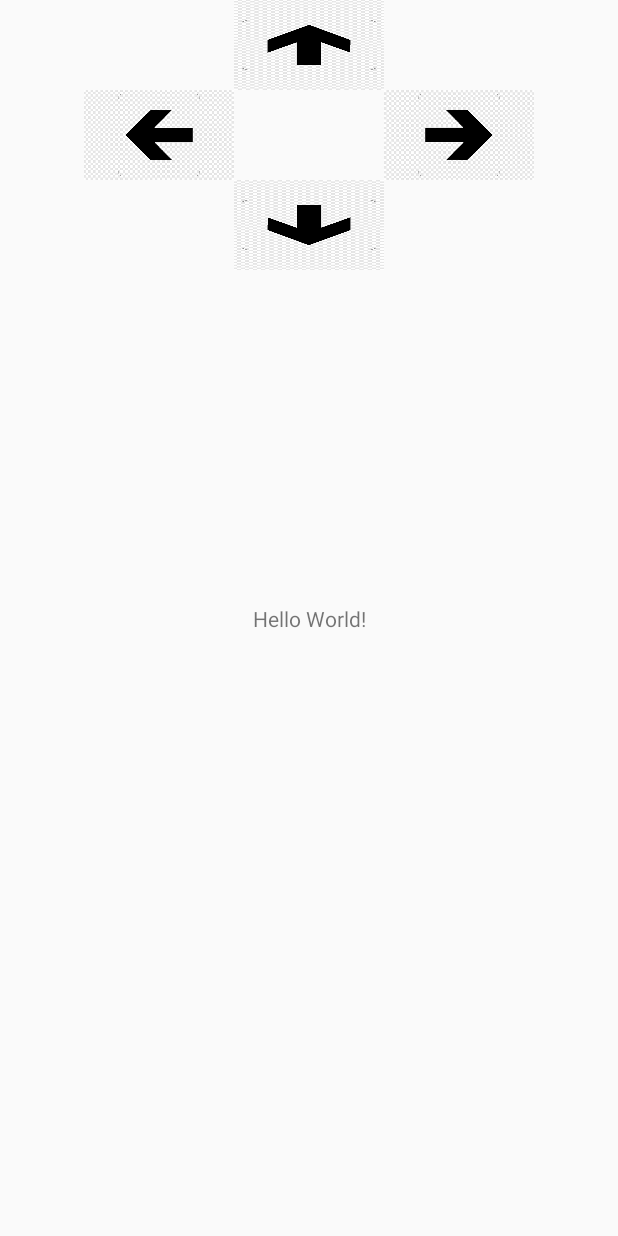
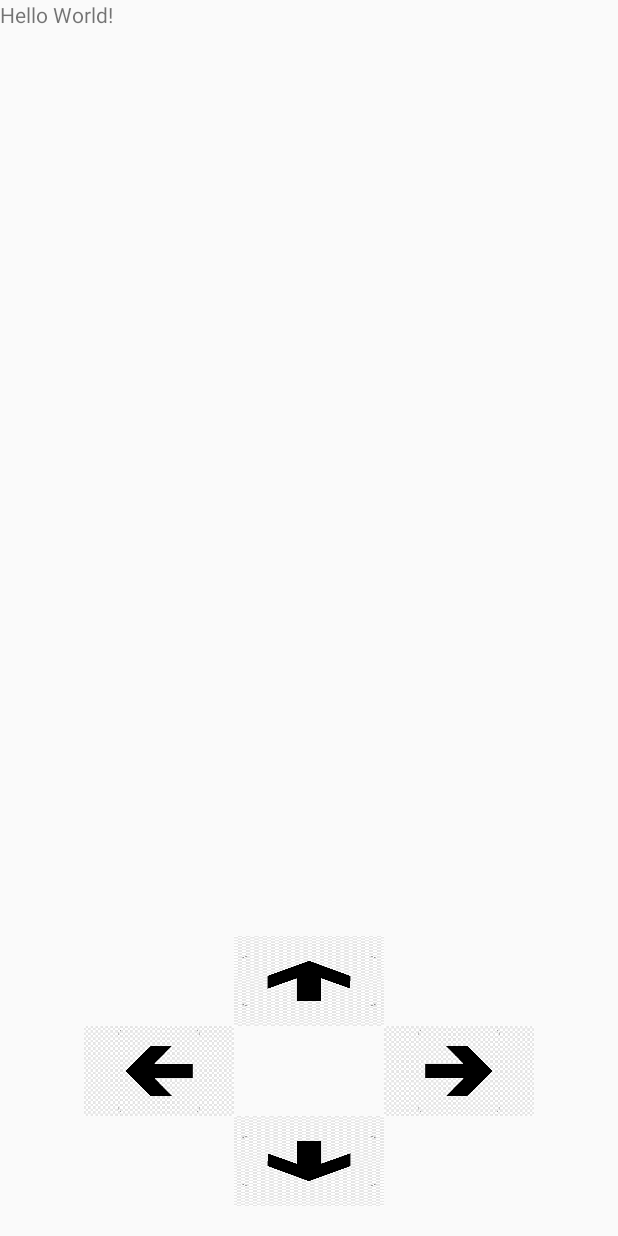
Before and after one commit to HugoJD/Projet_Raoult, an Android app: the layout activity_main.xml on its own in the app's theme, with its tools: preview values and no code run, on a phone screen of 412 x 824 dp. Run offline under Robolectric (Android 15) with nearby library versions, the phone set to English and light mode, and no system bars; network calls fail.

Commit message:
Modifs flèches

```diff
--- a/ProjetOsmani/app/src/main/java/com/example/projetosmani/MainActivity.java
+++ b/ProjetOsmani/app/src/main/java/com/example/projetosmani/MainActivity.java
@@ -37,7 +37,7 @@ public class MainActivity extends Activity {
 
         // et on l'affiche.
         setContentView(gameView);
-        setContentView(R.layout.activity_main);
+        //setContentView(R.layout.activity_main);
 
         BoutonGauche = (Button) findViewById(R.id.gauche);
         BoutonDroite = (Button) findViewById(R.id.droite);
--- a/ProjetOsmani/app/src/main/res/layout/activity_main.xml
+++ b/ProjetOsmani/app/src/main/res/layout/activity_main.xml
@@ -1,26 +1,31 @@
 <?xml version="1.0" encoding="utf-8"?>
-<androidx.constraintlayout.widget.ConstraintLayout
+<RelativeLayout
     xmlns:android="http://schemas.android.com/apk/res/android"
     xmlns:app="http://schemas.android.com/apk/res-auto"
     xmlns:tools="http://schemas.android.com/tools"
+    android:orientation="vertical"
     android:layout_width="match_parent"
     android:layout_height="match_parent"
     tools:context=".MainActivity">
 
-    <TextView
-        android:layout_width="wrap_content"
+    <LinearLayout
+        android:layout_width="match_parent"
         android:layout_height="wrap_content"
-        android:text="Hello World!"
-        app:layout_constraintBottom_toBottomOf="parent"
-        app:layout_constraintLeft_toLeftOf="parent"
-        app:layout_constraintRight_toRightOf="parent"
-        app:layout_constraintTop_toTopOf="parent" />
+        android:layout_alignParentTop="true">
+
+        <TextView
+            android:layout_width="match_parent"
+            android:layout_height="wrap_content"
+            android:text="Hello World!" />
+
+    </LinearLayout>
+
 
     <RelativeLayout
+        android:id="@+id/layout_fleches"
         android:layout_width="match_parent"
         android:layout_height="200dp"
-        tools:layout_editor_absoluteX="0dp"
-        tools:layout_editor_absoluteY="540dp">
+        android:layout_alignParentBottom="true">
 
         <View
             android:id="@+id/view1"
@@ -65,4 +70,4 @@
             android:background="@drawable/fleche_droite" />
     </RelativeLayout>
 
-</androidx.constraintlayout.widget.ConstraintLayout>
+</RelativeLayout>
```
